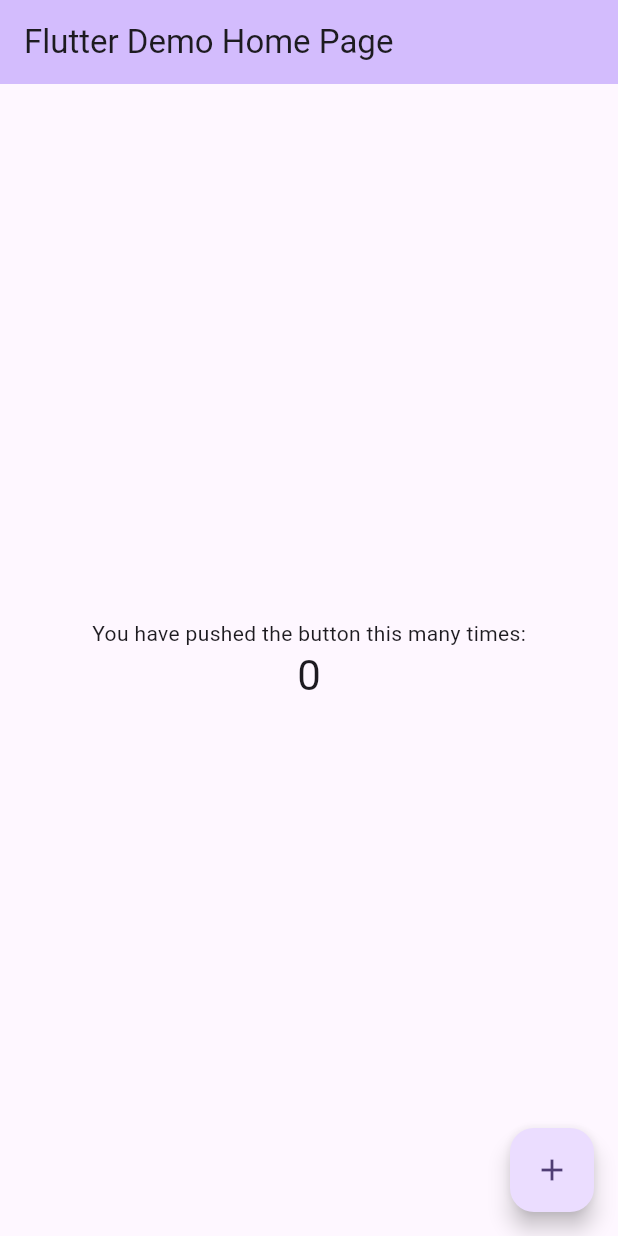
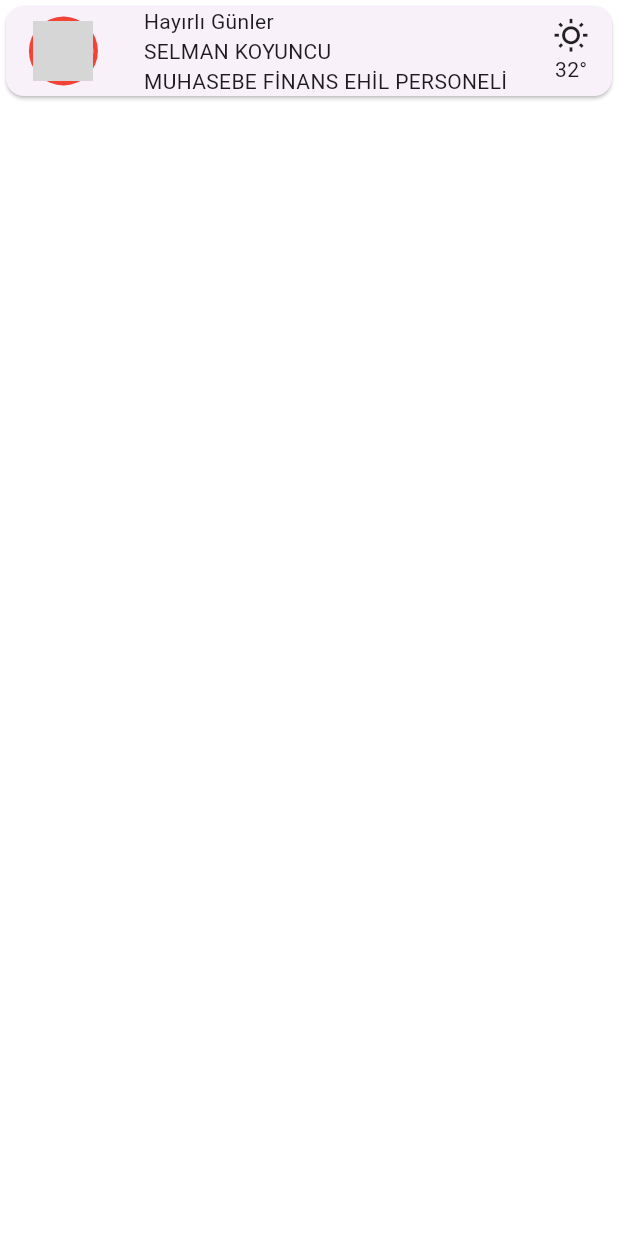
Before and after one commit to PenguBey/opak_mobile, a Flutter app: the screen it shows after launch, on a phone screen of 412 x 824 dp. Run offline on Flutter 3.47's test engine with Material 3 defaults, Android fonts, the phone set to English and light mode, and no system bars; network calls fail; grey boxes are pictures that could not be loaded.

Commit message:
personel title bar oluşturuldu

```diff
--- a/lib/main.dart
+++ b/lib/main.dart
@@ -7,119 +7,60 @@ void main() {
 class MyApp extends StatelessWidget {
   const MyApp({super.key});
 
-  // This widget is the root of your application.
   @override
   Widget build(BuildContext context) {
     return MaterialApp(
+      debugShowCheckedModeBanner: false,
       title: 'Flutter Demo',
       theme: ThemeData(
-        // This is the theme of your application.
-        //
-        // TRY THIS: Try running your application with "flutter run". You'll see
-        // the application has a purple toolbar. Then, without quitting the app,
-        // try changing the seedColor in the colorScheme below to Colors.green
-        // and then invoke "hot reload" (save your changes or press the "hot
-        // reload" button in a Flutter-supported IDE, or press "r" if you used
-        // the command line to start the app).
-        //
-        // Notice that the counter didn't reset back to zero; the application
-        // state is not lost during the reload. To reset the state, use hot
-        // restart instead.
-        //
-        // This works for code too, not just values: Most code changes can be
-        // tested with just a hot reload.
           colorScheme: ColorScheme.fromSeed(seedColor: Colors.deepPurple),
           useMaterial3: true,
-      ),
-      home: const MyHomePage(title: 'Flutter Demo Home Page'),
+          scaffoldBackgroundColor: const Color.fromARGB(200, 255, 255, 255)),
+      home: const MainMenu(),
     );
   }
 }
 
-class MyHomePage extends StatefulWidget {
-  const MyHomePage({super.key, required this.title});
-
-  // This widget is the home page of your application. It is stateful, meaning
-  // that it has a State object (defined below) that contains fields that affect
-  // how it looks.
-
-  // This class is the configuration for the state. It holds the values (in this
-  // case the title) provided by the parent (in this case the App widget) and
-  // used by the build method of the State. Fields in a Widget subclass are
-  // always marked "final".
-
-  final String title;
-
-  @override
-  State<MyHomePage> createState() => _MyHomePageState();
-}
-
-class _MyHomePageState extends State<MyHomePage> {
-  int _counter = 0;
-
-  void _incrementCounter() {
-    setState(() {
-      // This call to setState tells the Flutter framework that something has
-      // changed in this State, which causes it to rerun the build method below
-      // so that the display can reflect the updated values. If we changed
-      // _counter without calling setState(), then the build method would not be
-      // called again, and so nothing would appear to happen.
-      _counter++;
-    });
-  }
+class MainMenu extends StatelessWidget {
+  const MainMenu({super.key});
 
   @override
   Widget build(BuildContext context) {
-    // This method is rerun every time setState is called, for instance as done
-    // by the _incrementCounter method above.
-    //
-    // The Flutter framework has been optimized to make rerunning build methods
-    // fast, so that you can just rebuild anything that needs updating rather
-    // than having to individually change instances of widgets.
     return Scaffold(
-      appBar: AppBar(
-        // TRY THIS: Try changing the color here to a specific color (to
-        // Colors.amber, perhaps?) and trigger a hot reload to see the AppBar
-        // change color while the other colors stay the same.
-        backgroundColor: Theme.of(context).colorScheme.inversePrimary,
-        // Here we take the value from the MyHomePage object that was created by
-        // the App.build method, and use it to set our appbar title.
-        title: Text(widget.title),
+      body: Column(
+        children: [
+          Card(
+            child: Row(
+              mainAxisAlignment: MainAxisAlignment.spaceAround,
+              children: [
+                Container(
+                  decoration: BoxDecoration(
+                      borderRadius: BorderRadius.circular(100),
+                      color: Colors.red),
+                  padding: const EdgeInsets.all(3.0),
+                  child: const CircleAvatar(
+                    foregroundImage: NetworkImage(
+                        "https://avatars.githubusercontent.com/u/124432670?v=4"),
                   ),
-      body: Center(
-        // Center is a layout widget. It takes a single child and positions it
-        // in the middle of the parent.
-        child: Column(
-          // Column is also a layout widget. It takes a list of children and
-          // arranges them vertically. By default, it sizes itself to fit its
-          // children horizontally, and tries to be as tall as its parent.
-          //
-          // Column has various properties to control how it sizes itself and
-          // how it positions its children. Here we use mainAxisAlignment to
-          // center the children vertically; the main axis here is the vertical
-          // axis because Columns are vertical (the cross axis would be
-          // horizontal).
-          //
-          // TRY THIS: Invoke "debug painting" (choose the "Toggle Debug Paint"
-          // action in the IDE, or press "p" in the console), to see the
-          // wireframe for each widget.
-          mainAxisAlignment: MainAxisAlignment.center,
-          children: <Widget>[
-            const Text(
-              'You have pushed the button this many times:',
                 ),
+                const Column(
+                  crossAxisAlignment: CrossAxisAlignment.start,
+                  children: [
                     Text(
-              '$_counter',
-              style: Theme.of(context).textTheme.headlineMedium,
+                      "Hayırlı Günler",
                     ),
+                    Text("SELMAN KOYUNCU"),
+                    Text("MUHASEBE FİNANS EHİL PERSONELİ")
                   ],
                 ),
+                const Column(
+                  children: [Icon(Icons.wb_sunny_outlined), Text("32°")],
+                )
+              ],
             ),
-      floatingActionButton: FloatingActionButton(
-        onPressed: _incrementCounter,
-        tooltip: 'Increment',
-        child: const Icon(Icons.add),
-      ), // This trailing comma makes auto-formatting nicer for build methods.
+          )
+        ],
+      ),
     );
   }
 }
```
Lines whose indentation alone changed are shown as unchanged.
